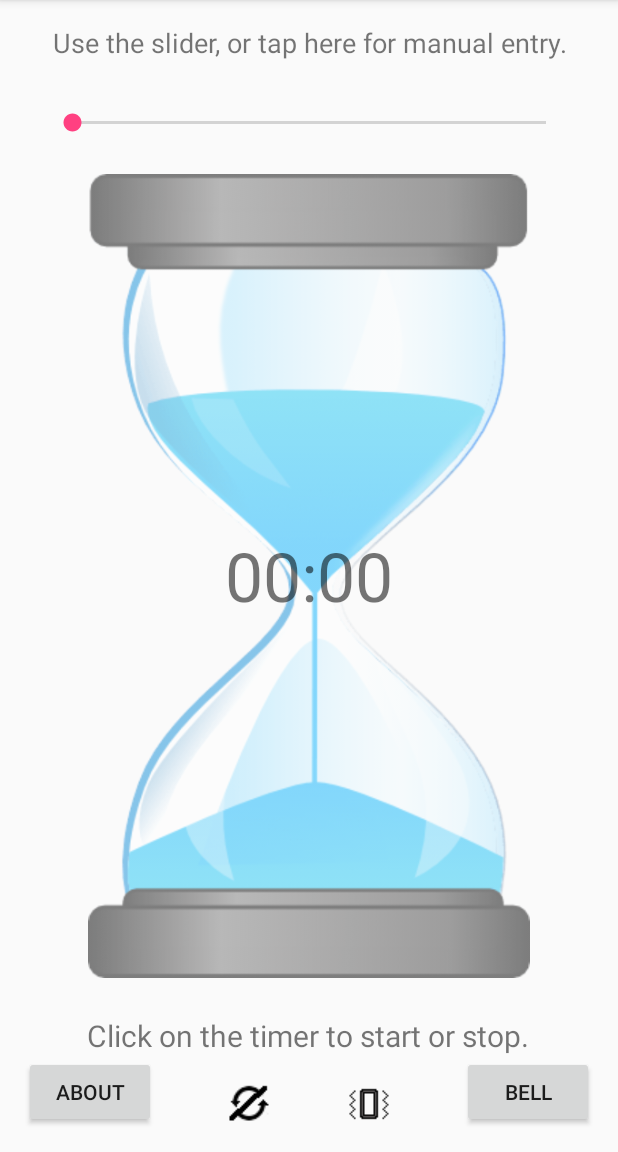
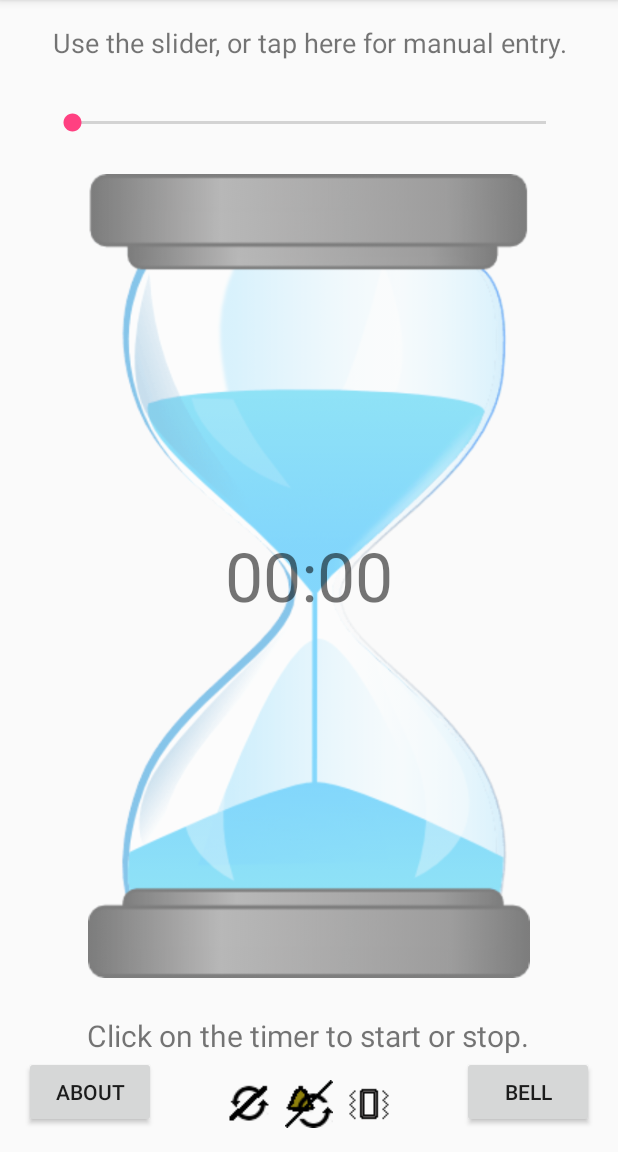
Before and after one commit to alaskalinuxuser/app_hourglass, an Android app: the screen it shows after launch (MainActivity), on a phone screen of 412 x 824 dp, the part 84-1236 px from its top. Run offline under Robolectric (Android 15) with nearby library versions, the phone set to English and light mode, and no system bars.

Commit message:
Added continuous alarm option.

```diff
--- a/app/build.gradle
+++ b/app/build.gradle
@@ -7,8 +7,8 @@ android {
         applicationId "com.alaskalinuxuser.hourglass"
         minSdkVersion 15
         targetSdkVersion 24
-        versionCode 7
-        versionName "1.7"
+        versionCode 8
+        versionName "1.8"
         testInstrumentationRunner "android.support.test.runner.AndroidJUnitRunner"
     }
     buildTypes {
--- a/app/src/main/java/com/alaskalinuxuser/hourglass/MainActivity.java
+++ b/app/src/main/java/com/alaskalinuxuser/hourglass/MainActivity.java
@@ -41,7 +41,7 @@ public class MainActivity extends AppCompatActivity {
 
     // Define the imageView.
     ImageView myHourGlass;
-    ImageView vibe, recure;
+    ImageView vibe, recure, alre;
     // Define the sound choice button.
     Button soundChoices;
     // Define the media player.
@@ -57,7 +57,7 @@ public class MainActivity extends AppCompatActivity {
     // Define the strings.
     String minutes, seconds, mi, se, theButton;
     // Declare our boolean.
-    boolean vibrateYes, recureYes;
+    boolean vibrateYes, recureYes, alreYes;
     // Declare the manual time string and edittext box.
     String manualTime;
     EditText manualText;
@@ -204,11 +204,18 @@ public class MainActivity extends AppCompatActivity {
                     startCount(recureTime, countBy);
 
                 } else {
-                    // Cancel the notification.
-                    mNotificationManager.cancel(0);
 
-                    // Set the time bar back to usable.
-                    timeBar.setEnabled(true);
+                    if (alreYes) {
+
+                        startCount(2000,1000);
+
+                    } else {
+                        // Cancel the notification.
+                        mNotificationManager.cancel(0);
+
+                        // Set the time bar back to usable.
+                        timeBar.setEnabled(true);
+                    }
 
                     // Set the time.
                     timeGoing.setText("00:00");
@@ -217,6 +224,7 @@ public class MainActivity extends AppCompatActivity {
                     Toast timeUp = Toast.makeText(getApplicationContext(), "Time is up!",
                             Toast.LENGTH_LONG);
                     timeUp.show();
+
                 }
             }
         };
@@ -268,6 +276,9 @@ public class MainActivity extends AppCompatActivity {
         recureYes = false;
         recure = (ImageView) findViewById(R.id.recurView);
         recure.setImageResource(R.drawable.notrecur);
+        alreYes = false;
+        alre = (ImageView) findViewById(R.id.alreView);
+        alre.setImageResource(R.drawable.noalarmrecur);
 
         // Define the manual entry layout view.
         manualEntryLayout = (LinearLayout) findViewById(R.id.manEntryLayout);
@@ -399,6 +410,26 @@ public class MainActivity extends AppCompatActivity {
 
     }
 
+    public void alreChoice (View alreView) {
+
+        if (alreYes) {
+
+            // Set the boolean.
+            alreYes = false;
+            // Set the image.
+            alre.setImageResource(R.drawable.noalarmrecur);
+
+        } else {
+
+            // Set the boolean.
+            alreYes = true;
+            // Set the image.
+            alre.setImageResource(R.drawable.alarmrecur);
+
+        }
+
+    }
+
     // When we click on the text for manual entry.
     public void manualEntry (View manView) {
 
--- a/app/src/main/res/layout/activity_main.xml
+++ b/app/src/main/res/layout/activity_main.xml
@@ -90,6 +90,15 @@
         android:layout_alignEnd="@+id/timerView" />
 
     <ImageView
+        android:id="@+id/alreView"
+        android:layout_width="wrap_content"
+        android:layout_height="wrap_content"
+        android:layout_alignTop="@+id/vibView"
+        android:onClick="alreChoice"
+        android:layout_centerHorizontal="true"
+        app:srcCompat="@drawable/noalarmrecur" />
+
+    <ImageView
         android:id="@+id/recurView"
         android:layout_width="wrap_content"
         android:layout_height="wrap_content"
@@ -105,7 +114,8 @@
         android:layout_height="match_parent"
         android:background="?android:attr/colorBackground"
         android:gravity="top|center"
-        android:orientation="vertical">
+        android:orientation="vertical"
+        android:visibility="invisible">
 
         <TextView
             android:id="@+id/textView"
@@ -142,4 +152,5 @@
             android:text="@string/explain"
             android:textSize="20sp" />
     </LinearLayout>
+
 </RelativeLayout>
```
Also changed, not shown: app/src/main/res/drawable/alarmrecur.png (added), app/src/main/res/drawable/noalarmrecur.png (added), 1 other file.
